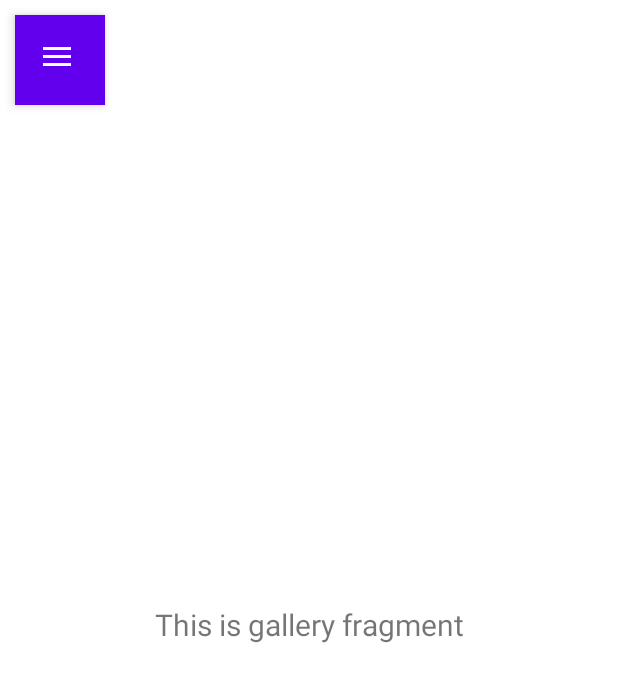
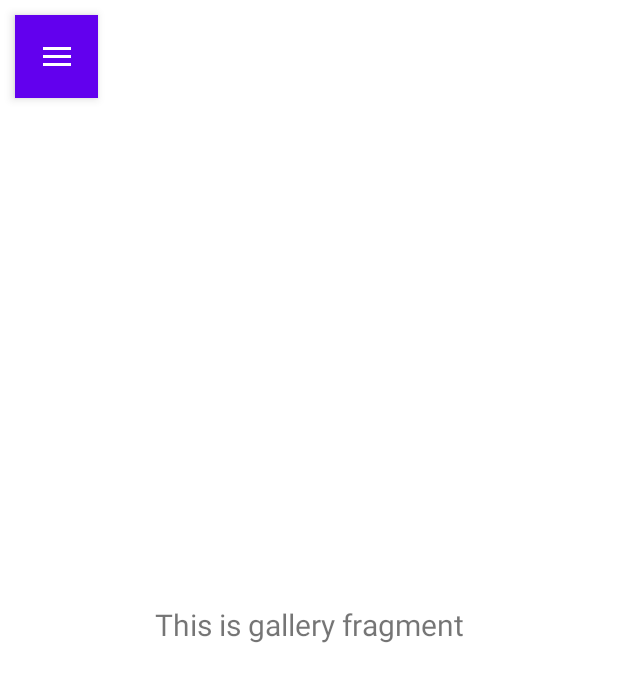
Before and after one commit to suwoji/GPSAlarm-Testing, an Android app: the screen it shows after launch (GeneralActivity), in the side drawer, after a tap on "Alarm", on a phone screen of 412 x 824 dp. Shown: the top 682 px of the screen. Run offline under Robolectric (Android 15) with nearby library versions, the phone set to English and light mode, and no system bars; our stand-ins replace navigation-ui; libraries missing offline, so code that uses them is left out: com.bugfender.sdk, com.google.maps.android; 1 statement that could not run was skipped.

Commit message:
-Bug fixed

```diff
--- a/app/src/main/java/com/eebax/geofencing/MapsFragment.java
+++ b/app/src/main/java/com/eebax/geofencing/MapsFragment.java
@@ -361,7 +361,7 @@ public class MapsFragment extends Fragment {
                 enterCheck.setClickable(false);
                 exitCheck.setClickable(false);
                 settingsView.setVisibility(View.INVISIBLE);
-                startStopButton.setAlpha(0.6f);
+//                startStopButton.setAlpha(0.6f);
                 break;
 
             case DISABLED:
@@ -369,7 +369,7 @@ public class MapsFragment extends Fragment {
                 enterCheck.setClickable(true);
                 exitCheck.setClickable(true);
                 settingsView.setVisibility(View.VISIBLE);
-                startStopButton.setAlpha(1f);
+//                startStopButton.setAlpha(1f);
                 break;
         }
         startStopButton.setText(getContext().getString(alarmMode.startButtonName()));
--- a/app/src/main/java/com/eebax/geofencing/NotificationHelper.java
+++ b/app/src/main/java/com/eebax/geofencing/NotificationHelper.java
@@ -50,7 +50,7 @@ public class NotificationHelper extends ContextWrapper {
 
         Intent intent = new Intent(this, activityName);
         PendingIntent pendingIntent = PendingIntent.getActivity(this, 267, intent, PendingIntent.FLAG_UPDATE_CURRENT);
-        Uri uri = Uri.parse("android.resource://"+getApplicationContext().getPackageName()+"/"+R.raw.alarm_sound);
+        Uri uri = Uri.parse("android.resource://"+getApplicationContext().getPackageName()+"/"+R.raw.geo_alarm);
 //        Notification notification = new NotificationCompat.Builder(this, CHANNEL_ID)
 //                .setContentTitle(title)
 //                .setContentText(body)
--- a/app/src/main/res/layout/app_bar_general.xml
+++ b/app/src/main/res/layout/app_bar_general.xml
@@ -24,8 +24,8 @@
 <!--    </RelativeLayout>-->
 
     <com.google.android.material.appbar.AppBarLayout
-        android:layout_width="60dp"
-        android:layout_height="60dp"
+        android:layout_width="55dp"
+        android:layout_height="55dp"
         android:layout_marginStart="10dp"
         android:layout_marginTop="10dp"
         android:theme="@style/Theme.Geofencing.AppBarOverlay"
```
Also changed, not shown: 1 other file.
